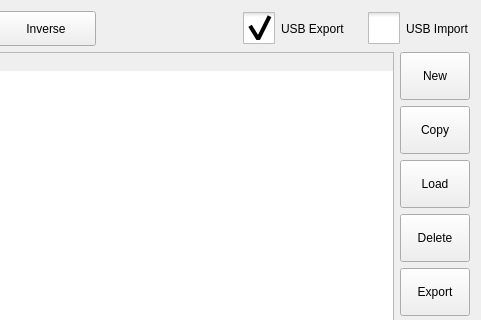
Qt form function_settings/moldinformation.ui (dongdong-2009/3-5AxisRobot) before a commit; both pictures show x 227 to 708 and y 0 to 320 of the 708 by 418 pixel window.
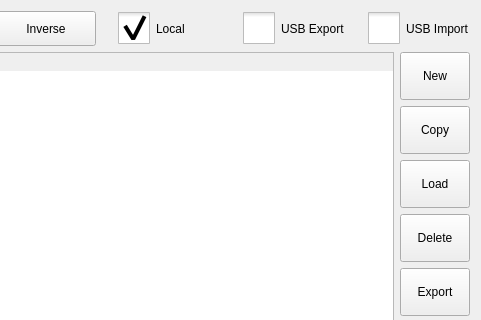
The same form after that commit. Icons and pictures are not drawn. Custom widgets are drawn as their Qt base class.

```diff
--- a/function_settings/moldinformation.ui
+++ b/function_settings/moldinformation.ui
@@ -174,6 +174,34 @@
        </property>
       </spacer>
      </item>
+     <item>
+      <widget class="QCheckBox" name="localBox">
+       <property name="sizePolicy">
+        <sizepolicy hsizetype="Fixed" vsizetype="Preferred">
+         <horstretch>0</horstretch>
+         <verstretch>0</verstretch>
+        </sizepolicy>
+       </property>
+       <property name="minimumSize">
+        <size>
+         <width>119</width>
+         <height>0</height>
+        </size>
+       </property>
+       <property name="layoutDirection">
+        <enum>Qt::LeftToRight</enum>
+       </property>
+       <property name="text">
+        <string>Local </string>
+       </property>
+       <property name="checked">
+        <bool>true</bool>
+       </property>
+       <attribute name="buttonGroup">
+        <string notr="true">buttonGroup</string>
+       </attribute>
+      </widget>
+     </item>
      <item>
       <widget class="QCheckBox" name="exportCheckBox">
        <property name="sizePolicy">
@@ -195,7 +223,7 @@
         <string>USB Export</string>
        </property>
        <property name="checked">
-        <bool>true</bool>
+        <bool>false</bool>
        </property>
       </widget>
      </item>
```
Left out of the diff: 9 changed lines with no effect on the pictures.
